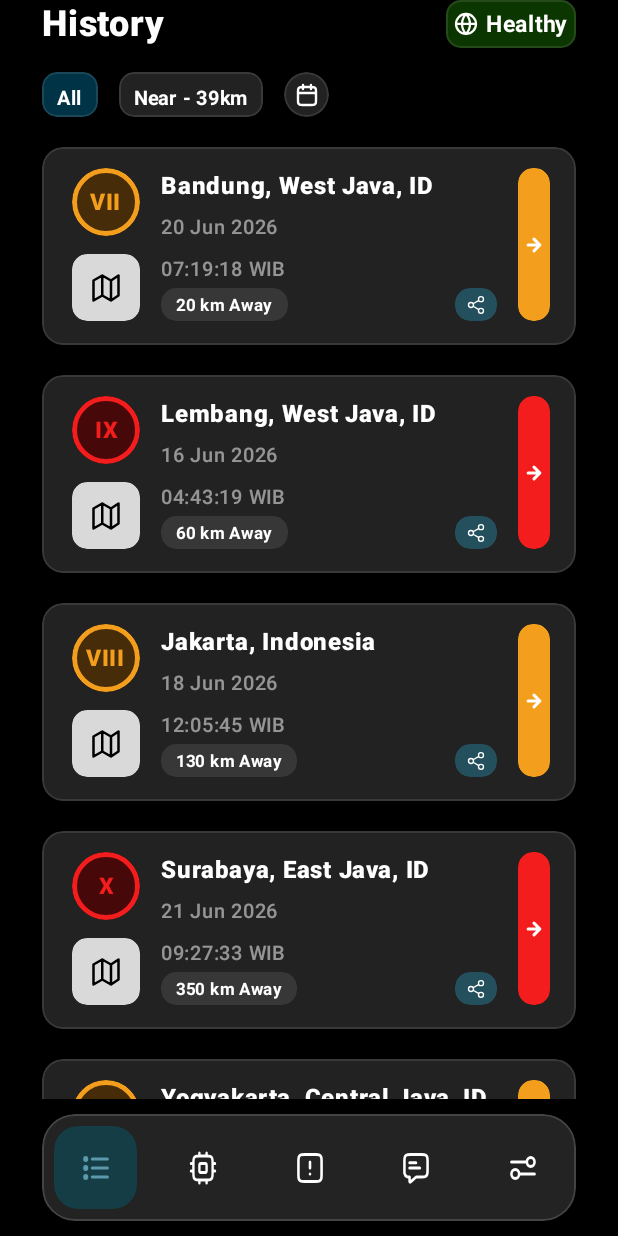
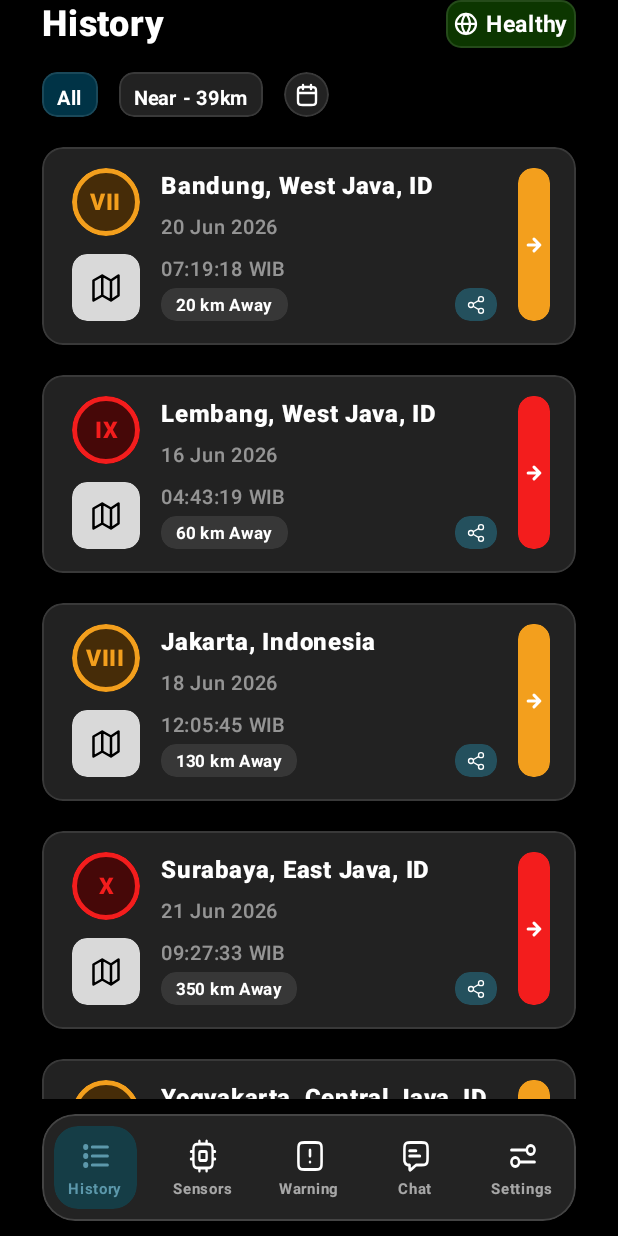
Before and after one commit to banana-pixel/QuakeAlert-App, an Android app built with Jetpack Compose: the screen it shows after launch (MainActivity), on a phone screen of 412 x 824 dp. Run offline under Robolectric (Android 15) with nearby library versions, the light colour scheme and no system bars; 8 statements that could not run were skipped.

Commit message:
fix: correct status/navigation insets and add bottom nav text labels

```diff
--- a/app/src/main/java/id/web/quakealert/ui/history/QuakeTopBar.kt
+++ b/app/src/main/java/id/web/quakealert/ui/history/QuakeTopBar.kt
@@ -7,6 +7,8 @@ import androidx.compose.foundation.layout.Row
 import androidx.compose.foundation.layout.fillMaxWidth
 import androidx.compose.foundation.layout.padding
 import androidx.compose.foundation.layout.size
+import androidx.compose.foundation.layout.statusBarsPadding
+
 import androidx.compose.foundation.shape.RoundedCornerShape
 import androidx.compose.material3.Icon
 import androidx.compose.material3.Text
@@ -36,12 +38,15 @@ fun QuakeTopBar(
     modifier: Modifier = Modifier
 ) {
     Row(
-        modifier = modifier.fillMaxWidth(),
+        modifier = modifier
+            .fillMaxWidth()
+            .statusBarsPadding(),
         horizontalArrangement = Arrangement.SpaceBetween,
         verticalAlignment = Alignment.CenterVertically
     ) {
         Text(
             text = "History",
+
             color = TextPrimary,
             fontFamily = NunitoFontFamily,
             fontWeight = FontWeight.ExtraBold,
--- a/app/src/main/java/id/web/quakealert/ui/main/MainScreen.kt
+++ b/app/src/main/java/id/web/quakealert/ui/main/MainScreen.kt
@@ -4,19 +4,23 @@ import androidx.annotation.DrawableRes
 import androidx.compose.foundation.background
 import androidx.compose.foundation.border
 import androidx.compose.foundation.clickable
+import androidx.compose.foundation.interaction.MutableInteractionSource
 import androidx.compose.foundation.layout.Arrangement
 import androidx.compose.foundation.layout.Box
+import androidx.compose.foundation.layout.Column
 import androidx.compose.foundation.layout.Row
+
 import androidx.compose.foundation.layout.WindowInsets
 import androidx.compose.foundation.layout.fillMaxSize
 import androidx.compose.foundation.layout.fillMaxWidth
 import androidx.compose.foundation.layout.height
+import androidx.compose.foundation.layout.navigationBarsPadding
 import androidx.compose.foundation.layout.padding
 import androidx.compose.foundation.layout.size
-import androidx.compose.foundation.interaction.MutableInteractionSource
 import androidx.compose.foundation.shape.RoundedCornerShape
 import androidx.compose.material3.Icon
 import androidx.compose.material3.Scaffold
+import androidx.compose.material3.Text
 import androidx.compose.runtime.Composable
 import androidx.compose.runtime.getValue
 import androidx.compose.runtime.mutableStateOf
@@ -29,7 +33,6 @@ import androidx.compose.ui.graphics.Color
 import androidx.compose.ui.res.painterResource
 import androidx.compose.ui.tooling.preview.Preview
 import id.web.quakealert.R
-
 import id.web.quakealert.ui.history.HistoryRoute
 import id.web.quakealert.ui.theme.BackgroundGradientBottom
 import id.web.quakealert.ui.theme.Dimens
@@ -37,6 +40,7 @@ import id.web.quakealert.ui.theme.NavActiveFill
 import id.web.quakealert.ui.theme.NavActiveText
 import id.web.quakealert.ui.theme.NavBarBorder
 import id.web.quakealert.ui.theme.NavBarFill
+import id.web.quakealert.ui.theme.NavLabel
 import id.web.quakealert.ui.theme.QuakeAlertTheme
 import id.web.quakealert.ui.theme.TextPrimary
 
@@ -48,7 +52,6 @@ enum class MainDestination(
     @param:DrawableRes val icon: Int,
     val label: String
 ) {
-
     HISTORY(R.drawable.ic_nav_history, "History"),
     SENSORS(R.drawable.ic_nav_sensors, "Sensors"),
     WARNING(R.drawable.ic_nav_warning, "Warning"),
@@ -60,6 +63,10 @@ enum class MainDestination(
  * Main app scaffold hosting the custom [QuakeBottomNavigation] and swapping the
  * body content for the currently selected [MainDestination]. Only History is
  * implemented for now; other tabs render a placeholder.
+ *
+ * The [Scaffold] disables its default window insets so the custom bars can own
+ * their own inset handling: the History content applies its status-bar padding
+ * internally, while [QuakeBottomNavigation] applies navigation-bar padding.
  */
 @Composable
 fun MainScreen(modifier: Modifier = Modifier) {
@@ -90,9 +97,10 @@ fun MainScreen(modifier: Modifier = Modifier) {
 }
 
 /**
- * Custom flat, dark bottom navigation bar. The active tab is rendered inside a
- * rounded pill container with a highlight fill and tinted icon, per the Figma
- * design tokens.
+ * Custom flat, dark bottom navigation bar (Figma node 1:843). Each entry is a
+ * 55×55 column pill containing a 24dp icon and a Nunito label. The active tab
+ * uses a highlight fill with tinted icon/label, per the Figma design tokens.
+ * Applies [navigationBarsPadding] so it clears the Android gesture bar.
  */
 @Composable
 fun QuakeBottomNavigation(
@@ -103,6 +111,7 @@ fun QuakeBottomNavigation(
     Row(
         modifier = modifier
             .fillMaxWidth()
+            .navigationBarsPadding()
             .padding(
                 horizontal = Dimens.ScreenHorizontalPadding,
                 vertical = Dimens.NavBarPaddingVertical
@@ -125,7 +134,10 @@ fun QuakeBottomNavigation(
     }
 }
 
-/** A single navigation entry; highlighted with a pill container when active. */
+/**
+ * A single navigation entry: a 55×55 column pill with a 24dp icon above its
+ * label. The container fill, icon tint and label colour highlight when active.
+ */
 @Composable
 private fun NavItem(
     destination: MainDestination,
@@ -134,10 +146,10 @@ private fun NavItem(
     modifier: Modifier = Modifier
 ) {
     val containerColor = if (selected) NavActiveFill else Color.Transparent
-    val tint = if (selected) NavActiveText else TextPrimary
+    val contentColor = if (selected) NavActiveText else NavLabel
     val interactionSource = remember { MutableInteractionSource() }
 
-    Box(
+    Column(
         modifier = modifier
             .size(Dimens.NavItemSize)
             .clip(RoundedCornerShape(Dimens.RadiusNavItem))
@@ -147,13 +159,19 @@ private fun NavItem(
                 indication = null,
                 onClick = onClick
             ),
-        contentAlignment = Alignment.Center
+        horizontalAlignment = Alignment.CenterHorizontally,
+        verticalArrangement = Arrangement.spacedBy(Dimens.NavItemGap, Alignment.CenterVertically)
     ) {
         Icon(
             painter = painterResource(id = destination.icon),
             contentDescription = destination.label,
-            tint = tint,
+            tint = if (selected) NavActiveText else TextPrimary,
             modifier = Modifier.size(Dimens.NavIconSize)
+        )
+        Text(
+            text = destination.label,
+            style = androidx.compose.material3.MaterialTheme.typography.labelSmall,
+            color = contentColor
         )
     }
 }
--- a/app/src/main/java/id/web/quakealert/ui/theme/Color.kt
+++ b/app/src/main/java/id/web/quakealert/ui/theme/Color.kt
@@ -66,6 +66,8 @@ val NavBarFill = Color(0xFF232323)              // nav container fill #232323
 val NavBarBorder = Color(0x26FFFFFF)            // white 15% nav stroke
 val NavActiveFill = Color(0x6300677E)           // active tab pill rgba(0,103,126,0.39)
 val NavActiveText = Color(0xFF5C98AB)           // active tab label/icon tint
+val NavLabel = Color(0x99FFFFFF)                // inactive tab label (dimmed white)
+
 
 
 
--- a/app/src/main/java/id/web/quakealert/ui/theme/Type.kt
+++ b/app/src/main/java/id/web/quakealert/ui/theme/Type.kt
@@ -73,5 +73,13 @@ val Typography = Typography(
         fontWeight = FontWeight.Bold,
         fontSize = 15.sp,
         lineHeight = 36.sp
+    ),
+    // Bottom-nav tab label (Figma style_b7774c0e: Nunito Bold 10/16, +0.05em)
+    labelSmall = TextStyle(
+        fontFamily = NunitoFontFamily,
+        fontWeight = FontWeight.Bold,
+        fontSize = 10.sp,
+        lineHeight = 16.sp,
+        letterSpacing = 0.5.sp
     )
 )
```
